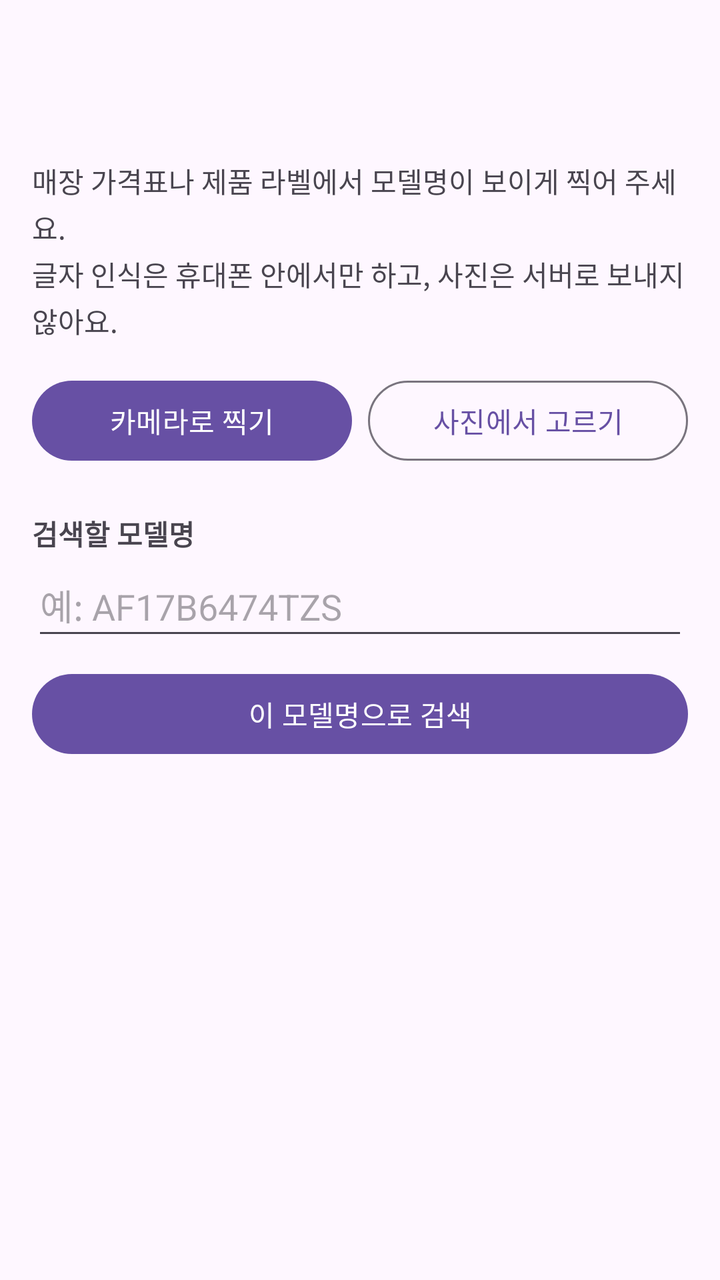
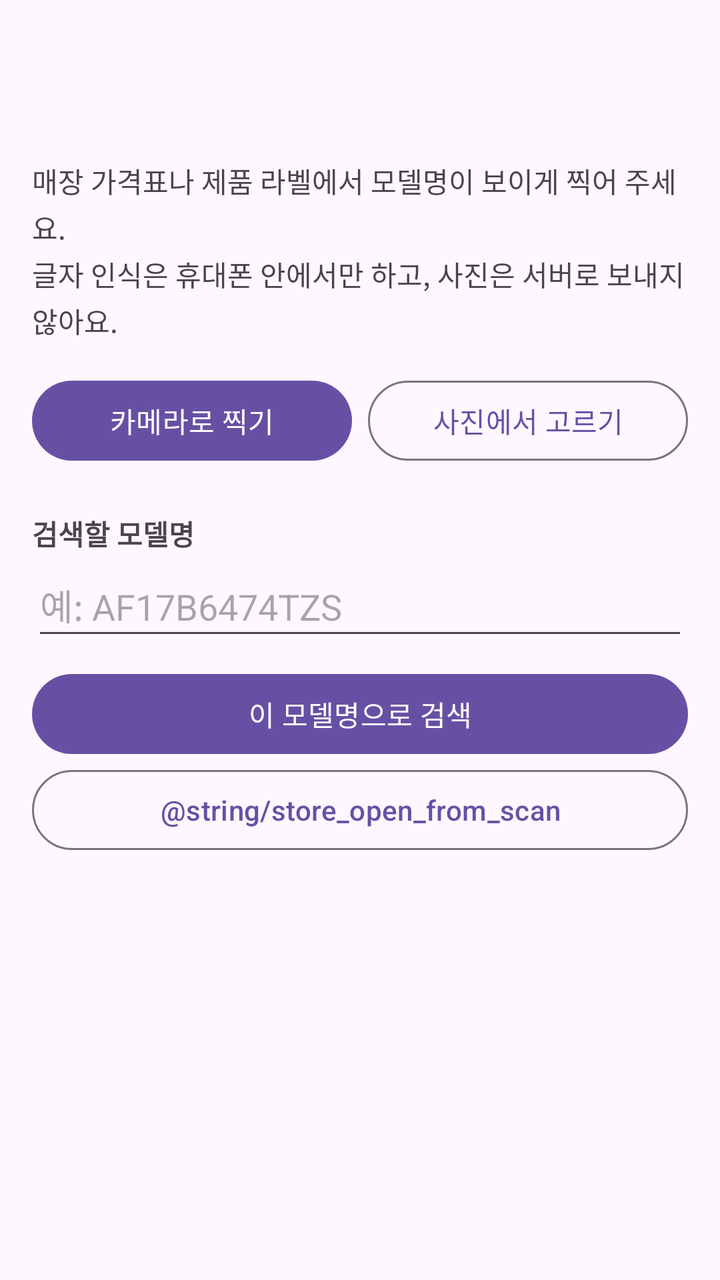

Screens rendered from an Android XML layout before and after an edit, with the pre-edit source and the edit as a unified diff.
<!-- AndroidManifest.xml: application theme Theme.GajeonTiming -->
<!-- res/layout/activity_scan.xml -->
<?xml version="1.0" encoding="utf-8"?>
<LinearLayout xmlns:android="http://schemas.android.com/apk/res/android"
    android:layout_width="match_parent"
    android:layout_height="match_parent"
    android:fitsSystemWindows="true"
    android:orientation="vertical">

    <com.google.android.material.appbar.MaterialToolbar
        android:id="@+id/toolbar"
        android:layout_width="match_parent"
        android:layout_height="?attr/actionBarSize" />

    <androidx.core.widget.NestedScrollView
        android:layout_width="match_parent"
        android:layout_height="0dp"
        android:layout_weight="1">

        <LinearLayout
            android:layout_width="match_parent"
            android:layout_height="wrap_content"
            android:orientation="vertical"
            android:padding="16dp">

            <TextView
                android:id="@+id/scan_guide"
                android:layout_width="match_parent"
                android:layout_height="wrap_content"
                android:lineSpacingExtra="3dp"
                android:text="@string/scan_guide"
                android:textSize="14sp" />

            <ImageView
                android:id="@+id/scan_photo"
                android:layout_width="match_parent"
                android:layout_height="220dp"
                android:adjustViewBounds="true"
                android:contentDescription="@string/scan_photo_desc"
                android:scaleType="fitCenter"
                android:visibility="gone" />

            <LinearLayout
                android:layout_width="match_parent"
                android:layout_height="wrap_content"
                android:layout_marginTop="16dp"
                android:orientation="horizontal">

                <Button
                    android:id="@+id/scan_camera"
                    android:layout_width="0dp"
                    android:layout_height="wrap_content"
                    android:layout_marginEnd="8dp"
                    android:layout_weight="1"
                    android:text="@string/scan_camera" />

                <Button
                    android:id="@+id/scan_gallery"
                    style="@style/Widget.Material3.Button.OutlinedButton"
                    android:layout_width="0dp"
                    android:layout_height="wrap_content"
                    android:layout_weight="1"
                    android:text="@string/scan_gallery" />
            </LinearLayout>

            <ProgressBar
                android:id="@+id/scan_progress"
                android:layout_width="32dp"
                android:layout_height="32dp"
                android:layout_gravity="center"
                android:layout_marginTop="16dp"
                android:visibility="gone" />

            <TextView
                android:id="@+id/scan_state"
                android:layout_width="match_parent"
                android:layout_height="wrap_content"
                android:layout_marginTop="12dp"
                android:textSize="14sp"
                android:visibility="gone" />

            
            <LinearLayout
                android:id="@+id/scan_result"
                android:layout_width="match_parent"
                android:layout_height="wrap_content"
                android:orientation="vertical">

                <com.google.android.material.chip.ChipGroup
                    android:id="@+id/scan_candidates"
                    android:layout_width="match_parent"
                    android:layout_height="wrap_content"
                    android:layout_marginTop="8dp" />

                <TextView
                    style="@style/DetailLabel"
                    android:text="@string/scan_query_label" />

                <EditText
                    android:id="@+id/scan_query"
                    android:layout_width="match_parent"
                    android:layout_height="wrap_content"
                    android:autofillHints="@null"
                    android:hint="@string/scan_query_hint"
                    android:inputType="textCapCharacters"
                    android:minHeight="48dp" />

                <Button
                    android:id="@+id/scan_search"
                    android:layout_width="match_parent"
                    android:layout_height="wrap_content"
                    android:layout_marginTop="8dp"
                    android:text="@string/scan_search" />
            </LinearLayout>
        </LinearLayout>
    </androidx.core.widget.NestedScrollView>
</LinearLayout>
<!-- resources referenced by this layout -->
<resources>
  <string name="scan_camera">카메라로 찍기</string>
  <string name="scan_gallery">사진에서 고르기</string>
  <string name="scan_guide">매장 가격표나 제품 라벨에서 모델명이 보이게 찍어 주세요.\n글자 인식은 휴대폰 안에서만 하고, 사진은 서버로 보내지 않아요.</string>
  <string name="scan_photo_desc">찍은 가격표 사진</string>
  <string name="scan_query_hint">예: AF17B6474TZS</string>
  <string name="scan_query_label">검색할 모델명</string>
  <string name="scan_search">이 모델명으로 검색</string>
  <style name="DetailLabel">
          <item name="android:layout_width">wrap_content</item>
          <item name="android:layout_height">wrap_content</item>
          <item name="android:layout_marginTop">14dp</item>
          <item name="android:textSize">14sp</item>
          <item name="android:textStyle">bold</item>
      </style>
  <style name="Theme.GajeonTiming" parent="Theme.Material3.DayNight.NoActionBar" />
</resources>

<!-- the commit's change to res/layout/activity_scan.xml (unified diff, before → after) -->
@@ -109,6 +109,14 @@
                     android:layout_height="wrap_content"
                     android:layout_marginTop="8dp"
                     android:text="@string/scan_search" />
+
+                
+                <Button
+                    android:id="@+id/scan_store_mode"
+                    style="@style/Widget.Material3.Button.OutlinedButton"
+                    android:layout_width="match_parent"
+                    android:layout_height="wrap_content"
+                    android:text="@string/store_open_from_scan" />
             </LinearLayout>
         </LinearLayout>
     </androidx.core.widget.NestedScrollView>
